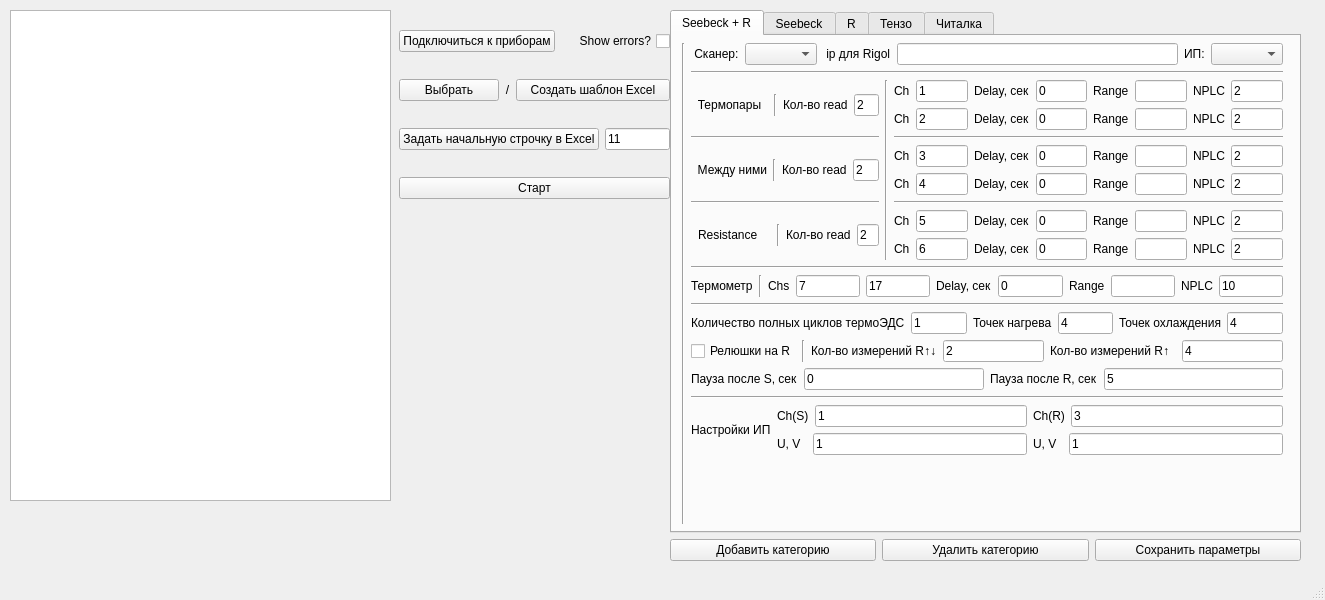
Qt form assets/mainIIC2.ui (JuustR/IIC) before a commit.
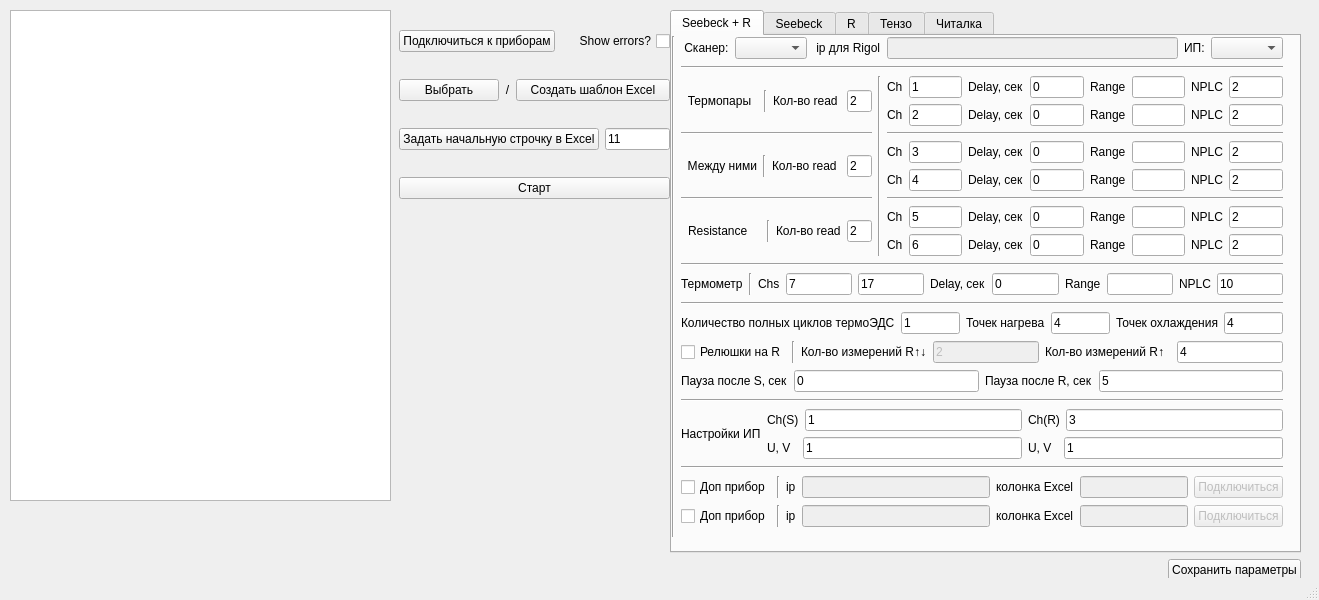
The same form after that commit.

The edit to the form file:
```diff
--- a/assets/mainIIC2.ui
+++ b/assets/mainIIC2.ui
@@ -6,7 +6,7 @@
    <rect>
     <x>0</x>
     <y>0</y>
-    <width>1325</width>
+    <width>1319</width>
     <height>600</height>
    </rect>
   </property>
@@ -158,7 +158,7 @@
       <x>670</x>
       <y>10</y>
       <width>631</width>
-      <height>551</height>
+      <height>571</height>
      </rect>
     </property>
     <layout class="QVBoxLayout" name="SettingsLayout">
@@ -186,10 +186,10 @@
         <widget class="QWidget" name="horizontalLayoutWidget_3">
          <property name="geometry">
           <rect>
-           <x>10</x>
-           <y>7</y>
-           <width>601</width>
-           <height>481</height>
+           <x>0</x>
+           <y>0</y>
+           <width>611</width>
+           <height>501</height>
           </rect>
          </property>
          <layout class="QHBoxLayout" name="horizontalLayout_3">
@@ -225,7 +225,11 @@
                </widget>
               </item>
               <item>
-               <widget class="QLineEdit" name="ip_rigol"/>
+               <widget class="QLineEdit" name="ip_rigol">
+                <property name="enabled">
+                 <bool>false</bool>
+                </property>
+               </widget>
               </item>
               <item>
                <widget class="QLabel" name="label_8">
@@ -284,6 +288,18 @@
                   </item>
                   <item>
                    <widget class="QLineEdit" name="n_read_ch12">
+                    <property name="sizePolicy">
+                     <sizepolicy hsizetype="Fixed" vsizetype="Fixed">
+                      <horstretch>0</horstretch>
+                      <verstretch>0</verstretch>
+                     </sizepolicy>
+                    </property>
+                    <property name="maximumSize">
+                     <size>
+                      <width>25</width>
+                      <height>16777215</height>
+                     </size>
+                    </property>
                     <property name="text">
                      <string>2</string>
                     </property>
@@ -332,6 +348,18 @@
                   </item>
                   <item>
                    <widget class="QLineEdit" name="n_read_ch34">
+                    <property name="sizePolicy">
+                     <sizepolicy hsizetype="Fixed" vsizetype="Fixed">
+                      <horstretch>0</horstretch>
+                      <verstretch>0</verstretch>
+                     </sizepolicy>
+                    </property>
+                    <property name="maximumSize">
+                     <size>
+                      <width>25</width>
+                      <height>16777215</height>
+                     </size>
+                    </property>
                     <property name="text">
                      <string>2</string>
                     </property>
@@ -380,6 +408,18 @@
                   </item>
                   <item>
                    <widget class="QLineEdit" name="n_read_ch56">
+                    <property name="sizePolicy">
+                     <sizepolicy hsizetype="Fixed" vsizetype="Fixed">
+                      <horstretch>0</horstretch>
+                      <verstretch>0</verstretch>
+                     </sizepolicy>
+                    </property>
+                    <property name="maximumSize">
+                     <size>
+                      <width>25</width>
+                      <height>16777215</height>
+                     </size>
+                    </property>
                     <property name="text">
                      <string>2</string>
                     </property>
@@ -919,7 +959,7 @@
                   <item>
                    <widget class="QLineEdit" name="n_r_updown">
                     <property name="enabled">
-                     <bool>true</bool>
+                     <bool>false</bool>
                     </property>
                     <property name="text">
                      <string>2</string>
@@ -1069,17 +1109,138 @@
              </layout>
             </item>
             <item>
-             <spacer name="verticalSpacer">
+             <widget class="Line" name="line_18">
               <property name="orientation">
-               <enum>Qt::Vertical</enum>
+               <enum>Qt::Horizontal</enum>
               </property>
-              <property name="sizeHint" stdset="0">
-               <size>
-                <width>20</width>
-                <height>40</height>
-               </size>
-              </property>
-             </spacer>
+             </widget>
+            </item>
+            <item>
+             <layout class="QHBoxLayout" name="horizontalLayout_8">
+              <item>
+               <widget class="QCheckBox" name="instr1_cb">
+                <property name="text">
+                 <string>Доп прибор</string>
+                </property>
+               </widget>
+              </item>
+              <item>
+               <widget class="Line" name="line_16">
+                <property name="orientation">
+                 <enum>Qt::Vertical</enum>
+                </property>
+               </widget>
+              </item>
+              <item>
+               <widget class="QLabel" name="label_56">
+                <property name="text">
+                 <string>ip</string>
+                </property>
+               </widget>
+              </item>
+              <item>
+               <widget class="QLineEdit" name="ip_instr1">
+                <property name="enabled">
+                 <bool>false</bool>
+                </property>
+               </widget>
+              </item>
+              <item>
+               <widget class="QLabel" name="label_57">
+                <property name="text">
+                 <string>колонка Excel</string>
+                </property>
+               </widget>
+              </item>
+              <item>
+               <widget class="QLineEdit" name="excel_instr1">
+                <property name="enabled">
+                 <bool>false</bool>
+                </property>
+                <property name="sizePolicy">
+                 <sizepolicy hsizetype="Minimum" vsizetype="Fixed">
+                  <horstretch>0</horstretch>
+                  <verstretch>0</verstretch>
+                 </sizepolicy>
+                </property>
+               </widget>
+              </item>
+              <item>
+               <widget class="QPushButton" name="instr1_connect">
+                <property name="enabled">
+                 <bool>false</bool>
+                </property>
+                <property name="text">
+                 <string>Подключиться</string>
+                </property>
+               </widget>
+              </item>
+             </layout>
+            </item>
+            <item>
+             <layout class="QHBoxLayout" name="horizontalLayout_10">
+              <item>
+               <widget class="QCheckBox" name="instr2_cb">
+                <property name="text">
+                 <string>Доп прибор</string>
+                </property>
+               </widget>
+              </item>
+              <item>
+               <widget class="Line" name="line_17">
+                <property name="orientation">
+                 <enum>Qt::Vertical</enum>
+                </property>
+               </widget>
+              </item>
+              <item>
+               <widget class="QLabel" name="label_58">
+                <property name="text">
+                 <string>ip</string>
+                </property>
+               </widget>
+              </item>
+              <item>
+               <widget class="QLineEdit" name="ip_instr2">
+                <property name="enabled">
+                 <bool>false</bool>
+                </property>
+               </widget>
+              </item>
+              <item>
+               <widget class="QLabel" name="label_59">
+                <property name="enabled">
+                 <bool>true</bool>
+                </property>
+                <property name="text">
+                 <string>колонка Excel</string>
+                </property>
+               </widget>
+              </item>
+              <item>
+               <widget class="QLineEdit" name="excel_instr2">
+                <property name="enabled">
+                 <bool>false</bool>
+                </property>
+                <property name="sizePolicy">
+                 <sizepolicy hsizetype="Minimum" vsizetype="Fixed">
+                  <horstretch>0</horstretch>
+                  <verstretch>0</verstretch>
+                 </sizepolicy>
+                </property>
+               </widget>
+              </item>
+              <item>
+               <widget class="QPushButton" name="instr2_connect">
+                <property name="enabled">
+                 <bool>false</bool>
+                </property>
+                <property name="text">
+                 <string>Подключиться</string>
+                </property>
+               </widget>
+              </item>
+             </layout>
             </item>
            </layout>
           </item>
@@ -1163,18 +1324,17 @@
      <item>
       <layout class="QHBoxLayout" name="horizontalLayout_2">
        <item>
-        <widget class="QPushButton" name="pushButton_2">
-         <property name="text">
-          <string>Добавить категорию</string>
+        <spacer name="horizontalSpacer">
+         <property name="orientation">
+          <enum>Qt::Horizontal</enum>
          </property>
-        </widget>
-       </item>
-       <item>
-        <widget class="QPushButton" name="pushButton_3">
-         <property name="text">
-          <string>Удалить категорию</string>
+         <property name="sizeHint" stdset="0">
+          <size>
+           <width>40</width>
+           <height>20</height>
+          </size>
          </property>
-        </widget>
+        </spacer>
        </item>
        <item>
         <widget class="QPushButton" name="save_settings_pb">
```
